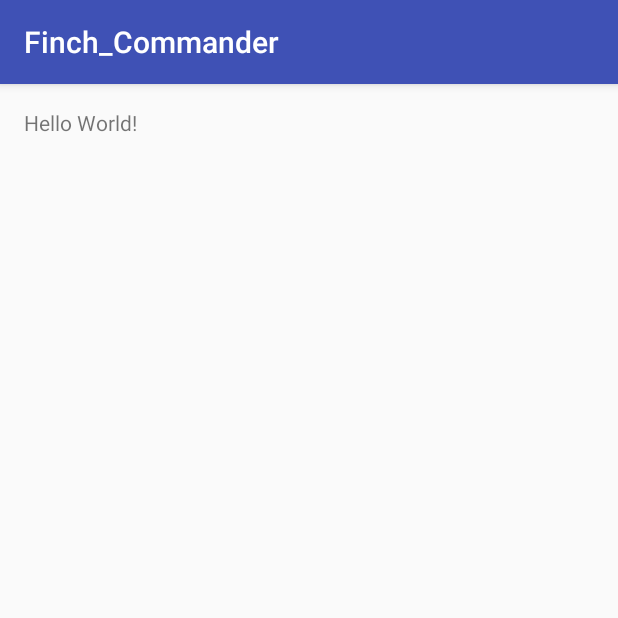
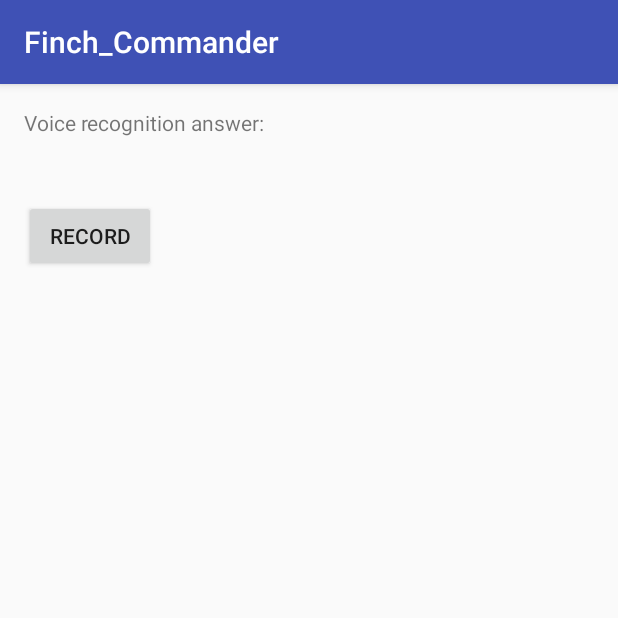
Before and after one commit to gtupak/finch-commander, an Android app: the screen it shows after launch (MainActivity), on a phone screen of 412 x 824 dp, the top half of it. Run offline under Robolectric (Android 15) with nearby library versions, the phone set to English and light mode, and no system bars; 2 statements that could not run were skipped.

```diff
--- /dev/null
+++ b/app/src/main/java/com/finch_commander/CustomRecognitionListener.java
@@ -0,0 +1,45 @@
+package com.finch_commander;
+
+import android.os.Bundle;
+import android.widget.TextView;
+
+import com.nuance.nmdp.speechkit.Recognition;
+import com.nuance.nmdp.speechkit.Recognizer;
+import com.nuance.nmdp.speechkit.SpeechError;
+
+
+/**
+ * Created by gabriel on 28/01/16.
+ */
+public class CustomRecognitionListener implements Recognizer.Listener {
+    private TextView resultView;
+
+    public CustomRecognitionListener(TextView textView){
+        this.resultView = textView;
+    }
+
+
+    @Override
+    public void onRecordingBegin(Recognizer recognizer) {
+
+    }
+
+    @Override
+    public void onRecordingDone(Recognizer recognizer) {
+
+    }
+
+    @Override
+    public void onResults(Recognizer recognizer, Recognition results) {
+        String topResult;
+        if(results.getResultCount() > 0){
+            topResult = results.getResult(0).getText();
+            resultView.setText(topResult);
+        }
+    }
+
+    @Override
+    public void onError(Recognizer recognizer, SpeechError speechError) {
+
+    }
+}
--- a/app/src/main/java/com/finch_commander/MainActivity.java
+++ b/app/src/main/java/com/finch_commander/MainActivity.java
@@ -1,17 +1,25 @@
 package com.finch_commander;
 
+import android.speech.RecognitionListener;
 import android.support.v7.app.AppCompatActivity;
 import android.os.Bundle;
+import android.os.Handler;
+import android.view.View;
+import android.widget.Button;
+import android.widget.TextView;
+
+import com.nuance.nmdp.speechkit.Recognizer;
 import com.nuance.nmdp.speechkit.SpeechKit;
 
 public class MainActivity extends AppCompatActivity {
 
-
+    Recognizer recognizer;
 
     @Override
     protected void onCreate(Bundle savedInstanceState) {
         super.onCreate(savedInstanceState);
         setContentView(R.layout.activity_main);
+        Handler handler = new Handler();
 
         SpeechKit sk = SpeechKit.initialize(getApplication().getApplicationContext(),
                                             AppInfo.speechKitAppId,
@@ -21,5 +29,17 @@ public class MainActivity extends AppCompatActivity {
                                             AppInfo.speechKitCertSummary,
                                             AppInfo.speechKitCertData,
                                             AppInfo.speechKitApplicationKey);
+        Recognizer.Listener recListener = new CustomRecognitionListener((TextView) findViewById(R.id.textView));
+        recognizer = sk.createRecognizer(Recognizer.RecognizerType.Dictation,
+                                                    Recognizer.EndOfSpeechDetection.Short,
+                                                    "en_US", recListener, handler);
+        final Button button = (Button) findViewById(R.id.button);
+        button.setOnClickListener(new View.OnClickListener() {
+
+            @Override
+            public void onClick(View v) {
+                recognizer.start();
+            }
+        });
     }
 }
--- a/app/src/main/res/layout/activity_main.xml
+++ b/app/src/main/res/layout/activity_main.xml
@@ -12,5 +12,16 @@
     <TextView
         android:layout_width="wrap_content"
         android:layout_height="wrap_content"
-        android:text="Hello World!" />
+        android:text="Voice recognition answer: "
+        android:id="@+id/textView" />
+
+    <Button
+        android:layout_width="wrap_content"
+        android:layout_height="wrap_content"
+        android:text="Record"
+        android:id="@+id/button"
+        android:layout_below="@+id/textView"
+        android:layout_alignParentLeft="true"
+        android:layout_alignParentStart="true"
+        android:layout_marginTop="42dp" />
 </RelativeLayout>
```
